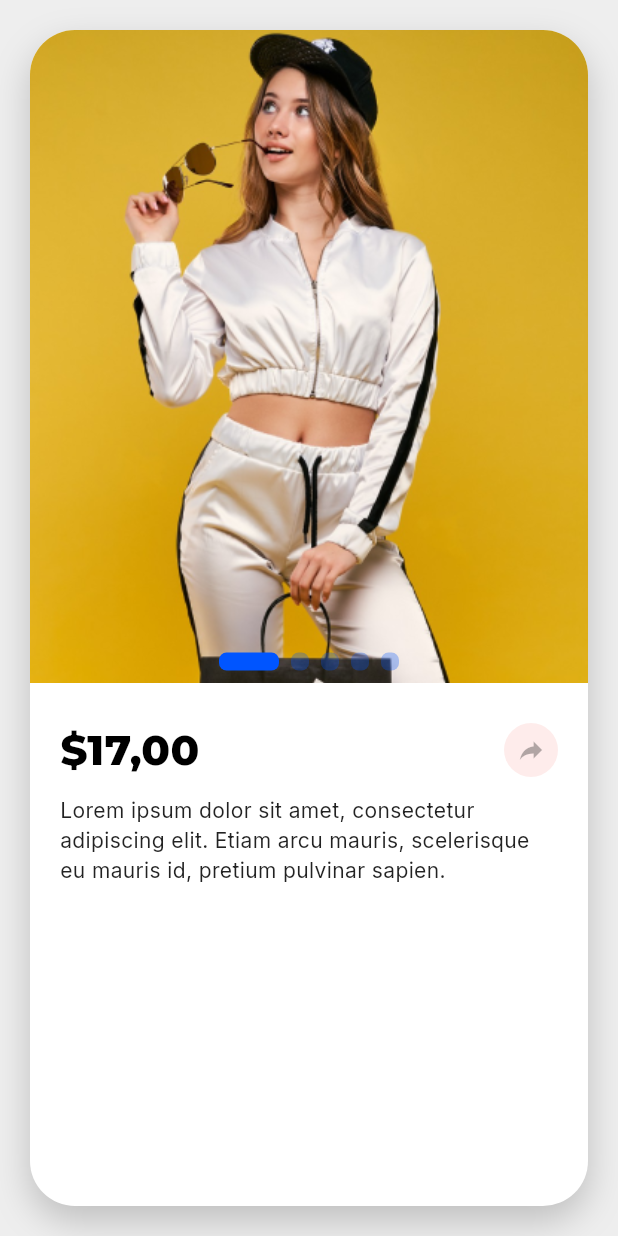
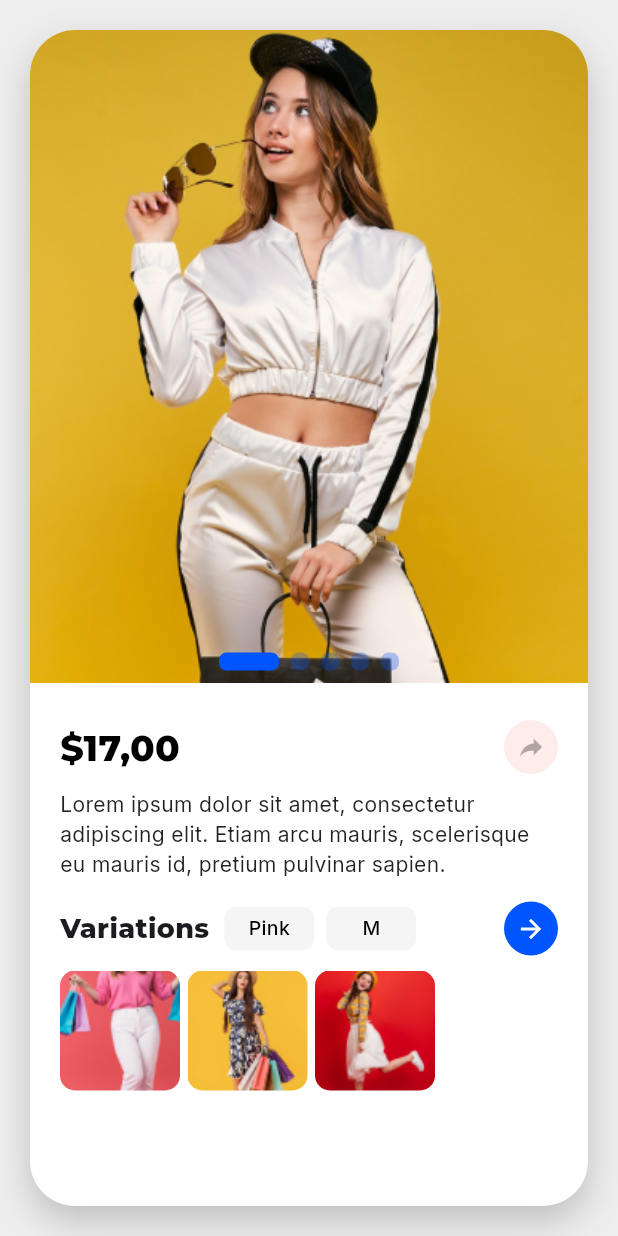
Before and after one commit to janelleenomar/midterm_exam, a Flutter app: the screen it shows after launch, on a phone screen of 412 x 824 dp. Run offline on Flutter 3.47's test engine with Material 3 defaults, Android fonts, the phone set to English and light mode, and no system bars; our stand-ins replace google_fonts.

Commit message:
add variations section with thumbnail images and update font size
Co-authored-by: Copilot <copilot@github.com>

```diff
--- a/lib/main.dart
+++ b/lib/main.dart
@@ -82,7 +82,7 @@ class MainApp extends StatelessWidget {
                                 Text(
                                   '\$17,00',
                                   style: GoogleFonts.montserrat(
-                                    fontSize: 28,
+                                    fontSize: 24,
                                     fontWeight: FontWeight.w800,
                                     color: Colors.black,
                                   ),
@@ -115,6 +115,46 @@ class MainApp extends StatelessWidget {
                                 color: Colors.black87,
                               ),
                             ),
+                            const SizedBox(height: 15),
+                            Row(
+                              children: [
+                                Text(
+                                  'Variations',
+                                  style: GoogleFonts.montserrat( // <-- Swapped to Montserrat
+                                  fontSize: 18,
+                                  fontWeight: FontWeight.w800,
+                                  ),
+                                ),
+                                const SizedBox(width: 10),
+                                _buildChip('Pink', false),
+                                const SizedBox(width: 8),
+                                _buildChip('M', false),
+                                const Spacer(),
+                                Container(
+                                  padding: const EdgeInsets.all(8),
+                                  decoration: const BoxDecoration(
+                                    color: Color(0xFF0055FF),
+                                    shape: BoxShape.circle,
+                                  ),
+                                  child: const Icon(Icons.arrow_forward,
+                                      color: Colors.white, size: 20),
+                                ),
+                              ],
+                            ),
+                            const SizedBox(height: 10),
+                            SizedBox(
+                              height: 80,
+                              child: ListView(
+                                scrollDirection: Axis.horizontal,
+                                children: [
+                                  _buildThumbnail('media/variation_1.png'),
+                                  const SizedBox(width: 5),
+                                  _buildThumbnail('media/variation_2.png'),
+                                  const SizedBox(width: 5),
+                                  _buildThumbnail('media/variation_3.png'),
+                                ],
+                              ),
+                            ),
                           ],
                         ),
                       ),
@@ -124,6 +164,40 @@ class MainApp extends StatelessWidget {
               ),
             ),
           ),
+        ),
+      ),
+    );
+  }
+
+  Widget _buildChip(String label, bool isSelected) {
+    return Container(
+      width: 60,
+      padding: const EdgeInsets.symmetric(vertical: 5),
+      decoration: BoxDecoration(
+        color: isSelected ? const Color(0xFF0055FF) : Colors.grey[100],
+        borderRadius: BorderRadius.circular(8),
+      ),
+      alignment: Alignment.center,
+      child: Text(
+        label,
+        style: TextStyle(
+          color: isSelected ? Colors.white : Colors.black,
+          fontWeight: FontWeight.w500,
+          fontSize: 13,
+        ),
+      ),
+    );
+  }
+
+  Widget _buildThumbnail(String assetPath) {
+    return Container(
+      width: 80,
+      height: 100,
+      decoration: BoxDecoration(
+        borderRadius: BorderRadius.circular(10),
+        image: DecorationImage(
+          image: AssetImage(assetPath),
+          fit: BoxFit.cover,
         ),
       ),
     );
--- a/pubspec.yaml
+++ b/pubspec.yaml
@@ -21,3 +21,6 @@ flutter:
 
   assets:
     - media/product_main.png
+    - media/variation_1.png
+    - media/variation_2.png
+    - media/variation_3.png
```
Also changed, not shown: media/variation_1.png (added), media/variation_2.png (added), media/variation_3.png (added).
